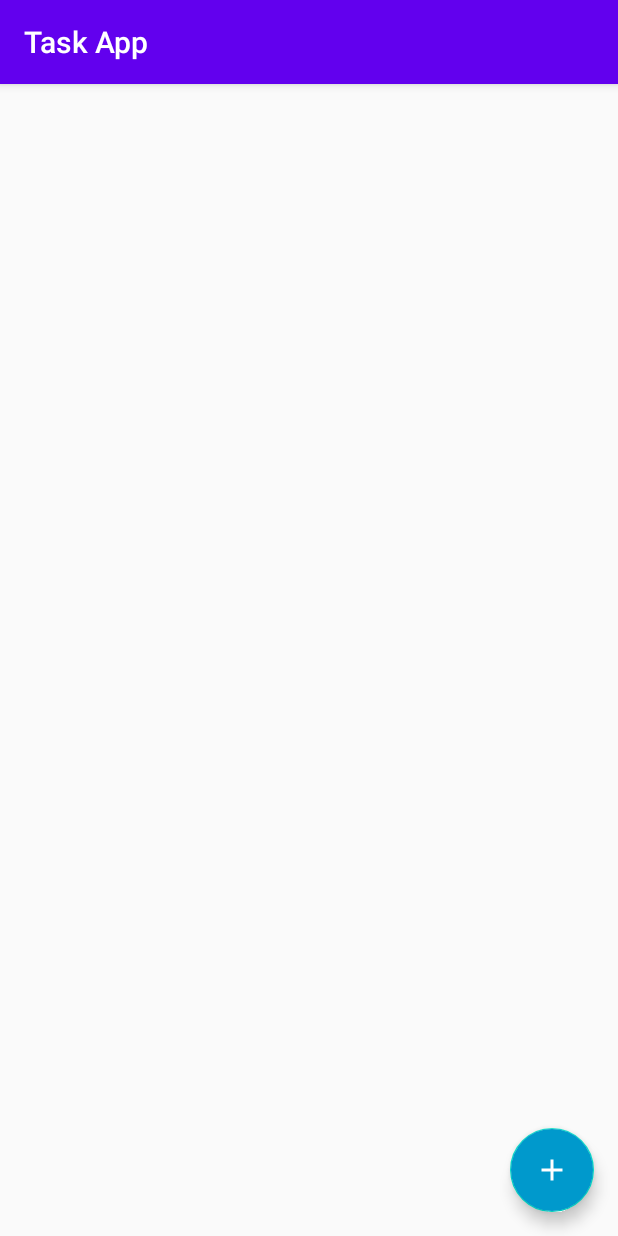
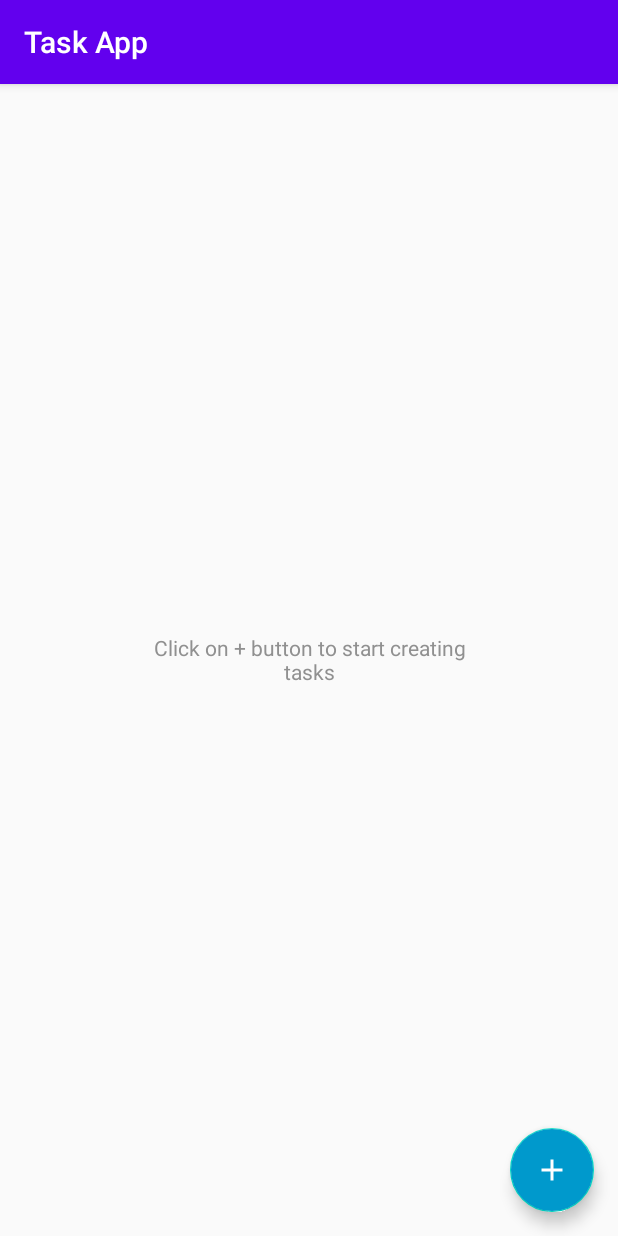
Before and after one commit to pratikg1999/Task_App, an Android app: the screen it shows after launch (MainActivity), on a phone screen of 412 x 824 dp. Run offline under Robolectric (Android 15) with nearby library versions, the phone set to English and light mode, and no system bars.

Commit message:
TasksList shows latest tasks first | finishing touch and readme remaining

```diff
--- a/app/src/main/java/com/pratik/taskapp/MainActivity.java
+++ b/app/src/main/java/com/pratik/taskapp/MainActivity.java
@@ -5,9 +5,11 @@ import androidx.appcompat.app.AppCompatActivity;
 import androidx.recyclerview.widget.LinearLayoutManager;
 import androidx.recyclerview.widget.RecyclerView;
 
+import android.app.ActivityOptions;
 import android.content.Context;
 import android.content.Intent;
 import android.graphics.Color;
+import android.graphics.Typeface;
 import android.os.Bundle;
 import android.view.LayoutInflater;
 import android.view.View;
@@ -28,8 +30,11 @@ public class MainActivity extends AppCompatActivity implements TasksView{
     TasksRViewAdapter rViewAdapter;
     FloatingActionButton fab;
     RecyclerView rView;
+    TextView tvNoTaskCards;
     public static final String EDIT_TASK_KEY = "EDIT_TASK_KEY";
-//    private Gson gson = new Gson();
+    Typeface typeface;
+
+    //    private Gson gson = new Gson();
     @Override
     protected void onCreate(Bundle savedInstanceState) {
         super.onCreate(savedInstanceState);
@@ -38,7 +43,9 @@ public class MainActivity extends AppCompatActivity implements TasksView{
         Constants.global_tasks_presenter = new TasksPresenterImpl(this, Constants.global_interactor);
         rView = findViewById(R.id.rview);
         fab = findViewById(R.id.fab);
+        tvNoTaskCards = findViewById(R.id.tv_no_task_cards);
         tasksPresenter = Constants.global_tasks_presenter;
+        typeface = Typeface.createFromAsset(getAssets(), "Roboto-Regular.ttf");
         rView.setLayoutManager(new LinearLayoutManager(this));
         fab.setOnClickListener(new View.OnClickListener() {
             @Override
@@ -63,10 +70,21 @@ public class MainActivity extends AppCompatActivity implements TasksView{
     public void showEditScreen(Task task) {
         if(task==null){
             startActivity(new Intent(this, TaskEditActivity.class));
+            //, ActivityOptions.makeSceneTransitionAnimation(this).toBundle()
         }
         else {
             startActivity(new Intent(this, TaskEditActivity.class).putExtra(EDIT_TASK_KEY, task.getId()));
         }
+    }
+
+    public void enableRV() {
+        tvNoTaskCards.setVisibility(View.GONE);
+        rView.setVisibility(View.VISIBLE);
+    }
+
+    public void disableRV() {
+        rView.setVisibility(View.GONE);
+        tvNoTaskCards.setVisibility(View.VISIBLE);
     }
 
 
@@ -98,6 +116,7 @@ public class MainActivity extends AppCompatActivity implements TasksView{
         public void onBindViewHolder(@NonNull TasksViewHolder holder, final int position) {
             Task curTask = tasks.get(position);
             holder.tvTitle.setText(curTask.getTitle());
+            holder.tvTitle.setTypeface(typeface);
             holder.tvBody.setText(curTask.getBody());
             holder.cbStatus.setChecked(curTask.isDone());
             if(curTask.isDone()) {
--- a/app/src/main/java/com/pratik/taskapp/TasksInteractor.java
+++ b/app/src/main/java/com/pratik/taskapp/TasksInteractor.java
@@ -7,7 +7,7 @@ interface TasksInteractor {
         void onFinished(List<Task> tasks);
     }
 
-    Task createNewTask(String title, String body);
+    Task createNewTask(String title, String body, boolean doneStatus);
 
     boolean deleteTaskAt(int index); // TODO create task not found exception and add throws here
     boolean deleteTask(Task taskToDelete);
--- a/app/src/main/java/com/pratik/taskapp/TasksInteractorImpl.java
+++ b/app/src/main/java/com/pratik/taskapp/TasksInteractorImpl.java
@@ -51,10 +51,10 @@ class TasksInteractorImpl implements TasksInteractor {
 
 
     @Override
-    public Task createNewTask(String title, String body) {
+    public Task createNewTask(String title, String body, boolean doneStatus) {
         Log.d(TAG, "creating new task");
-        Task newTask = new Task(curIdCounter, title, body);
-        taskList.add(newTask);
+        Task newTask = new Task(curIdCounter, title, body, doneStatus);
+        taskList.add(0, newTask);
         incrementCurId();
         saveTasksToSP(taskList);
         onTransactionFinishedListener.onFinished(taskList);
--- a/app/src/main/java/com/pratik/taskapp/TasksPresenterImpl.java
+++ b/app/src/main/java/com/pratik/taskapp/TasksPresenterImpl.java
@@ -16,12 +16,25 @@ class TasksPresenterImpl implements TasksPresenter, TasksInteractor.OnTransactio
 
     @Override
     public void onFinished(List<Task> tasksList) {
-        mainActivity.setTasksToDisplay(tasksList);
+        if(tasksList!=null && tasksList.size()>0){
+            mainActivity.enableRV();
+            mainActivity.setTasksToDisplay(tasksList);
+        }else{
+            mainActivity.disableRV();
+
+        }
     }
 
     @Override
     public void initialize() {
-        mainActivity.setTasksToDisplay(interactor.getTasksList());
+        List<Task> tasks = interactor.getTasksList();
+        if(tasks!=null && tasks.size()>0){
+            mainActivity.enableRV();
+        mainActivity.setTasksToDisplay(tasks);
+        }
+        else {
+            mainActivity.disableRV();
+        }
     }
 
     @Override
--- a/app/src/main/res/layout/activity_main.xml
+++ b/app/src/main/res/layout/activity_main.xml
@@ -9,18 +9,23 @@
     tools:context=".MainActivity">
 <!--    android:background="@drawable/ic_sun_tornado_bg"-->
 
-<!--    <TextView-->
-<!--        android:layout_gravity="center"-->
-<!--        android:layout_width="wrap_content"-->
-<!--        android:layout_height="wrap_content"-->
-<!--        android:text="Hello World!" />-->
 
     <FrameLayout
         android:layout_width="match_parent"
         android:layout_height="match_parent">
+    <TextView
+        android:id="@+id/tv_no_task_cards"
+        android:layout_gravity="center"
+        android:layout_width="wrap_content"
+        android:textAlignment="center"
+        android:layout_marginHorizontal="100dp"
+        android:layout_height="wrap_content"
+        android:textColor="#909090"
+        android:text="Click on + button to start creating tasks" />
     <androidx.recyclerview.widget.RecyclerView
         android:layout_width="match_parent"
         android:layout_height="match_parent"
+        android:visibility="gone"
         android:id="@+id/rview"/>
     <com.google.android.material.floatingactionbutton.FloatingActionButton
         android:id="@+id/fab"
--- a/app/src/main/res/layout/task_card_view.xml
+++ b/app/src/main/res/layout/task_card_view.xml
@@ -27,7 +27,7 @@
             android:layout_width="0dp"
             android:hint="Title of the task"
             android:layout_weight="9"
-            android:textSize="25sp"
+            android:textSize="21sp"
             android:textStyle="bold"
             android:textColor="#FFF"
             android:layout_height="wrap_content"/>
@@ -47,7 +47,7 @@
             android:layout_height="wrap_content"
             android:maxHeight="100dp"
             android:paddingVertical="10dp"
-            android:textSize="20sp"
+            android:textSize="17sp"
             android:textStyle="italic"
             android:paddingHorizontal="18dp"
             />
--- a/app/src/main/res/values/styles.xml
+++ b/app/src/main/res/values/styles.xml
@@ -2,6 +2,11 @@
 
     <!-- Base application theme. -->
     <style name="AppTheme" parent="Theme.AppCompat.Light.DarkActionBar">
+        <item name="android:windowActivityTransitions">true</item>
+
+<!--        <item name="android:windowEnterTransition">@transition/explode</item>-->
+<!--        <item name="android:windowExitTransition">@transition/explode</item>-->
+
         <!-- Customize your theme here. -->
         <item name="colorPrimary">@color/colorPrimary</item>
         <item name="colorPrimaryDark">@color/colorPrimaryDark</item>
```
Also changed, not shown: app/src/main/java/com/pratik/taskapp/Task.java (+12 -0 lines), app/src/main/java/com/pratik/taskapp/TaskEditActivity.java (+21 -2 lines), app/src/main/java/com/pratik/taskapp/TaskEditPresenterImpl.java (+21 -26 lines), app/src/main/res/anim/anim_slide_in_left.xml (added, +8 -0 lines), app/src/main/res/anim/anim_slide_in_right.xml (added, +7 -0 lines), app/src/main/res/anim/anim_slide_out_left.xml (added, +7 -0 lines), app/src/main/res/anim/anim_slide_out_right.xml (added, +8 -0 lines), app/src/main/assets/Roboto-Regular.ttf (added).
